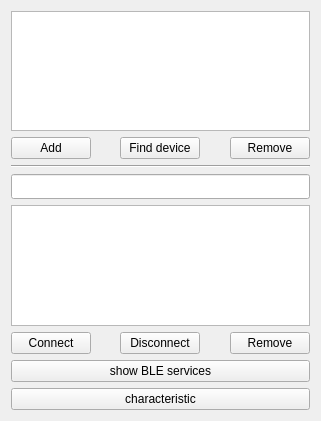
sbrighth/NSD, file devicemanagement.ui: the form before one commit.
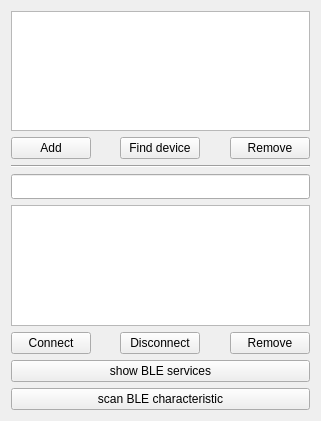
The form after the commit.

Commit message: add ble characteristics scan feature

Patch:
```diff
--- a/devicemanagement.ui
+++ b/devicemanagement.ui
@@ -181,7 +181,7 @@
    <item>
     <widget class="QPushButton" name="test_character">
      <property name="text">
-      <string>characteristic</string>
+      <string>scan BLE characteristic</string>
      </property>
     </widget>
    </item>
```
Left out of the diff: 2 changed lines with no effect on the pictures. The commit also changes 7 other files.
